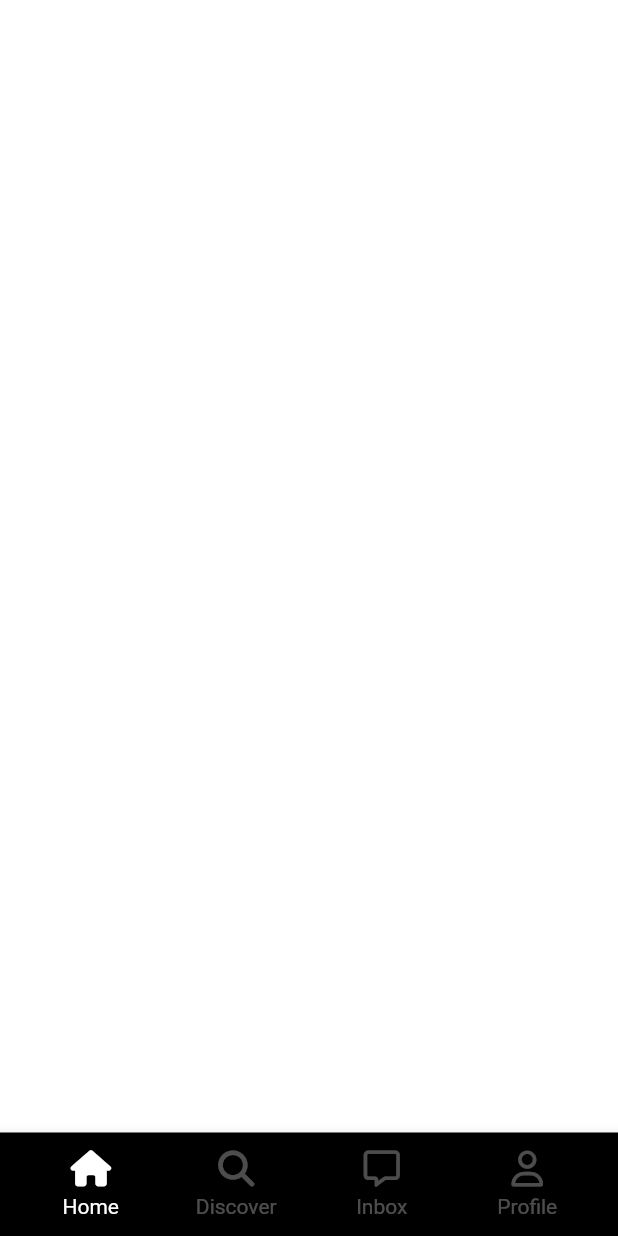
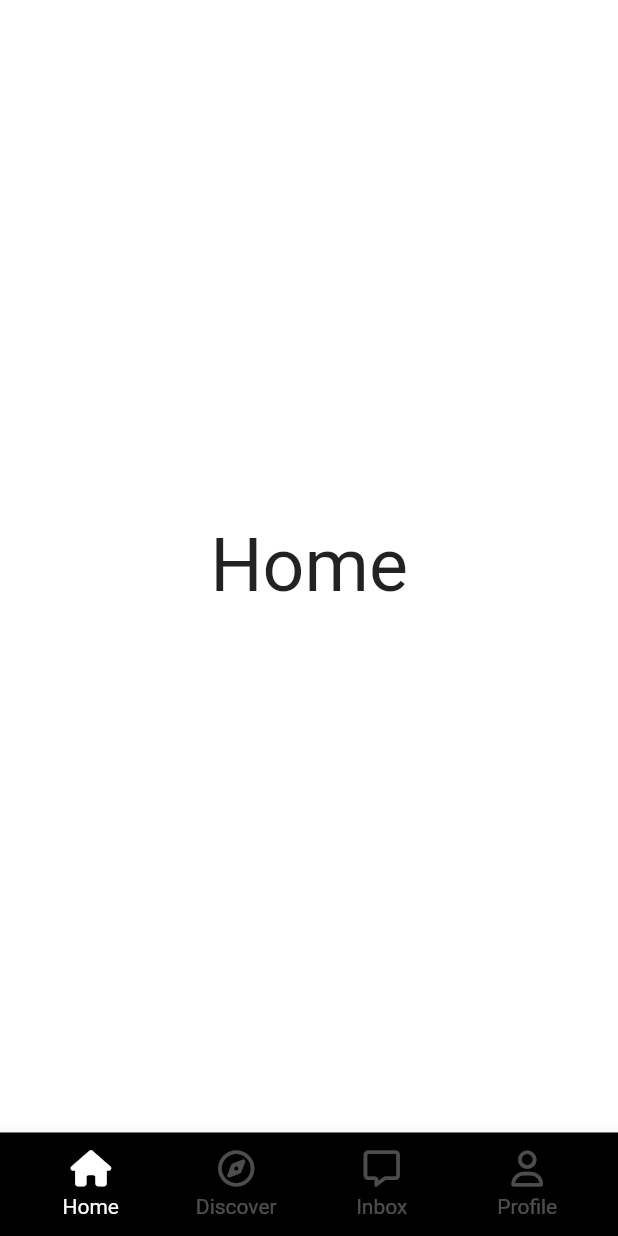
Before and after one commit to camelcrush/tiktok-flutter, a Flutter app: the screen it shows after launch, on a phone screen of 412 x 824 dp. Run offline on Flutter 3.47's test engine with Material 2 defaults, Android fonts, the phone set to English and light mode, and no system bars; our stand-ins replace font_awesome_flutter.

Commit message:
Custom NavigationBar 2

```diff
--- a/lib/features/main_navigation/main_navigation.dart
+++ b/lib/features/main_navigation/main_navigation.dart
@@ -26,6 +26,19 @@ class _MainNavigationScreenState extends State<MainNavigationScreen> {
         style: TextStyle(fontSize: 49),
       ),
     ),
+    Container(),
+    const Center(
+      child: Text(
+        'Inbox',
+        style: TextStyle(fontSize: 49),
+      ),
+    ),
+    const Center(
+      child: Text(
+        'Profile',
+        style: TextStyle(fontSize: 49),
+      ),
+    ),
   ];
 
   void _onTap(int index) {
@@ -38,6 +51,7 @@ class _MainNavigationScreenState extends State<MainNavigationScreen> {
   Widget build(BuildContext context) {
     // CupertinoTabScaffold를 사용하려면 main.dart에서 CupertinoApp으로 전환해야 함
     return Scaffold(
+      body: screens.elementAt(_selectedIndex),
       bottomNavigationBar: BottomAppBar(
         color: Colors.black,
         child: Padding(
@@ -49,24 +63,28 @@ class _MainNavigationScreenState extends State<MainNavigationScreen> {
                 text: 'Home',
                 isSelected: _selectedIndex == 0,
                 icon: FontAwesomeIcons.house,
+                selectedIcon: FontAwesomeIcons.house,
                 onTap: () => _onTap(0),
               ),
               TabNav(
                 text: 'Discover',
                 isSelected: _selectedIndex == 1,
-                icon: FontAwesomeIcons.magnifyingGlass,
+                icon: FontAwesomeIcons.compass,
+                selectedIcon: FontAwesomeIcons.solidCompass,
                 onTap: () => _onTap(1),
               ),
               TabNav(
                 text: 'Inbox',
                 isSelected: _selectedIndex == 3,
                 icon: FontAwesomeIcons.message,
+                selectedIcon: FontAwesomeIcons.solidMessage,
                 onTap: () => _onTap(3),
               ),
               TabNav(
                 text: 'Profile',
                 isSelected: _selectedIndex == 4,
                 icon: FontAwesomeIcons.user,
+                selectedIcon: FontAwesomeIcons.solidUser,
                 onTap: () => _onTap(4),
               )
             ],
--- a/lib/features/main_navigation/widgests/tab_nav.dart
+++ b/lib/features/main_navigation/widgests/tab_nav.dart
@@ -9,11 +9,13 @@ class TabNav extends StatelessWidget {
     required this.isSelected,
     required this.icon,
     required this.onTap,
+    required this.selectedIcon,
   }) : super(key: key);
 
   final String text;
   final bool isSelected;
   final IconData icon;
+  final IconData selectedIcon;
   final Function onTap;
 
   @override
@@ -34,7 +36,7 @@ class TabNav extends StatelessWidget {
               mainAxisSize: MainAxisSize.min,
               children: [
                 FaIcon(
-                  icon,
+                  isSelected ? selectedIcon : icon,
                   color: Colors.white,
                 ),
                 Gaps.v5,
```
